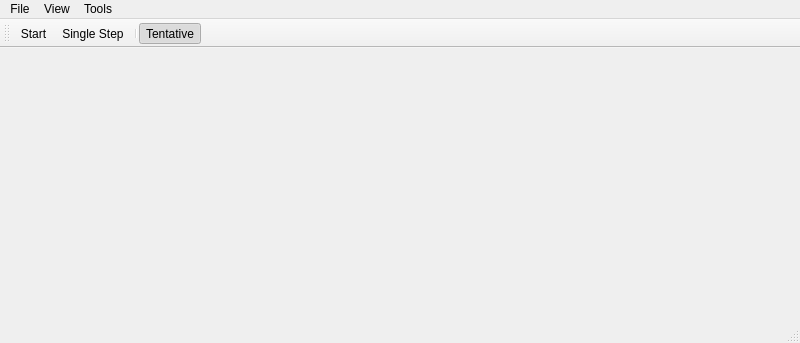
Old version of the form gui/windows/mainwindow.ui in the repository igorg520b/icFlow3.
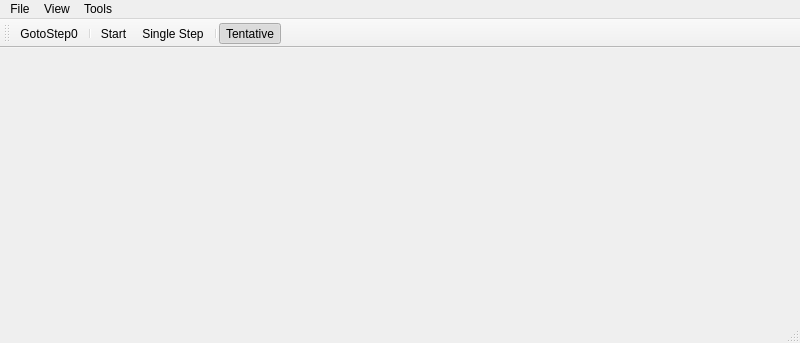
New version of the form. Icons and pictures are not drawn.

The edit to the form file:
```diff
--- a/gui/windows/mainwindow.ui
+++ b/gui/windows/mainwindow.ui
@@ -94,6 +94,8 @@
    <attribute name="toolBarBreak">
     <bool>false</bool>
    </attribute>
+   <addaction name="action_GotoStep0"/>
+   <addaction name="separator"/>
    <addaction name="action_simulation_start"/>
    <addaction name="action_simulation_single_step"/>
    <addaction name="separator"/>
@@ -345,6 +347,18 @@
     <string>F9</string>
    </property>
   </action>
+  <action name="action_GotoStep0">
+   <property name="icon">
+    <iconset resource="../icons.qrc">
+     <normaloff>:/ic/icons/go-first.svg</normaloff>:/ic/icons/go-first.svg</iconset>
+   </property>
+   <property name="text">
+    <string>GotoStep0</string>
+   </property>
+   <property name="shortcut">
+    <string>Ctrl+1</string>
+   </property>
+  </action>
  </widget>
  <resources>
   <include location="../icons.qrc"/>
```
